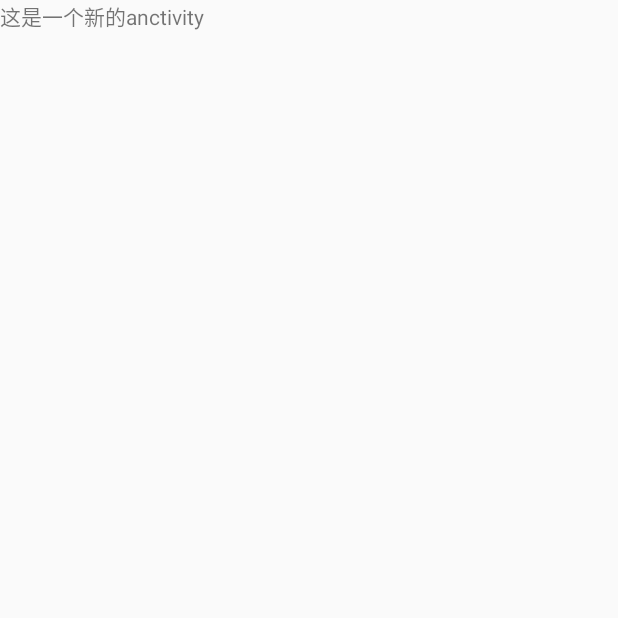
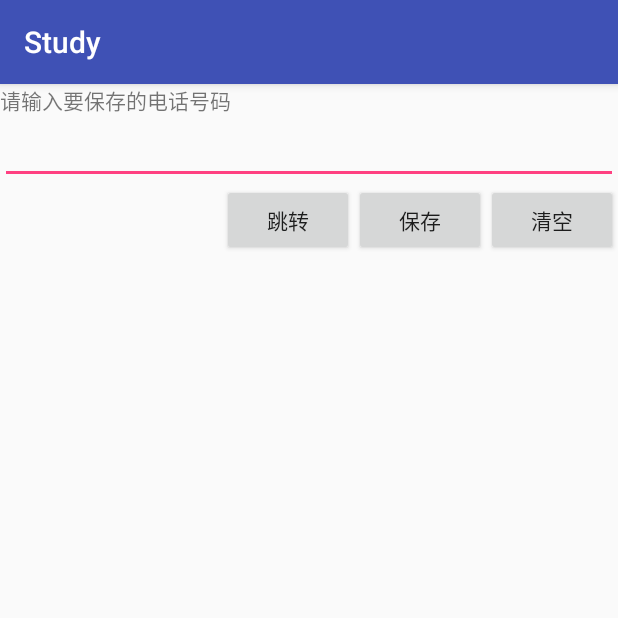
Before and after one commit to SCcurry/Study, an Android app: the screen it shows after launch (NewActivity before the commit, MainActivity after it), on a phone screen of 412 x 824 dp, the top half of it. Before the commit the part shown is almost empty. Run offline under Robolectric (Android 15) with nearby library versions, the phone set to English and light mode, and no system bars.

Commit message:
intent的基本用法

```diff
--- a/app/src/main/java/com/example/administrator/study/MainActivity.java
+++ b/app/src/main/java/com/example/administrator/study/MainActivity.java
@@ -1,17 +1,61 @@
 package com.example.administrator.study;
 
 
+import android.content.Intent;
 import android.support.v7.app.AppCompatActivity;
 import android.os.Bundle;
+import android.view.View;
+import android.widget.Button;
+import android.widget.TextView;
 
 public class MainActivity extends AppCompatActivity
 {
+
+    private Button btn_save;
+    private Button btn_clear;
+    private Button btn_jump;
+    private TextView tv;
     @Override
     protected void onCreate(Bundle savedInstanceState)
     {
         super.onCreate(savedInstanceState);
         //加载R.layout.activity_main的布局文件
         setContentView(R.layout.activity_main);
-        //一定要在AndroidMainifest.xml中声明
+
+        btn_save=(Button)findViewById(R.id.save);
+        btn_clear=(Button)findViewById(R.id.clear);
+        btn_jump=(Button)findViewById(R.id.jump);
+
+        tv=(TextView)findViewById(R.id.tv);
+        //给当前btn做监听
+        btn_save.setOnClickListener(new View.OnClickListener()
+        {
+            @Override
+            public void onClick(View view)
+            {
+                tv.setText("保存成功！");
+            }
+        });
+        btn_clear.setOnClickListener(new View.OnClickListener()
+        {
+            @Override
+            public void onClick(View view)
+            {
+                tv.setText("清除成功！");
+            }
+        });
+        btn_jump.setOnClickListener(new View.OnClickListener()
+        {
+            @Override
+            public void onClick(View view)
+            {
+                //intent必须实例化
+                Intent intent =new Intent(MainActivity.this,NewActivity.class);
+                //传值准备
+                intent.putExtra("name","第一次intent的实现,如果这个页面出来了，说明intent实现跳转传递数据你已经会了");
+                //开始跳转
+                startActivity(intent);
+            }
+        });
     }
 }
--- a/app/src/main/res/layout/activity_main.xml
+++ b/app/src/main/res/layout/activity_main.xml
@@ -7,12 +7,14 @@
     tools:context=".MainActivity" >
 
     <TextView
+        android:id="@+id/tv"
         android:layout_width="wrap_content"
         android:layout_height="wrap_content"
         android:text="请输入要保存的电话号码"/>
     <EditText
         android:layout_width="fill_parent"
         android:layout_height="wrap_content"/>
+
     <LinearLayout
         android:layout_width="fill_parent"
         android:layout_height="wrap_content"
@@ -21,12 +23,17 @@
         <Button
             android:layout_width="wrap_content"
             android:layout_height="wrap_content"
-
+            android:id="@+id/jump"
+            android:text="跳转"/>
+        <Button
+            android:layout_width="wrap_content"
+            android:layout_height="wrap_content"
+            android:id="@+id/save"
             android:text="保存"/>
         <Button
             android:layout_width="wrap_content"
             android:layout_height="wrap_content"
-
+            android:id="@+id/clear"
             android:text="清空"/>
     </LinearLayout>
 </LinearLayout>
--- a/app/src/main/res/layout/newactivity.xml
+++ b/app/src/main/res/layout/newactivity.xml
@@ -6,6 +6,6 @@
     <TextView
         android:id="@+id/textView"
         android:layout_width="match_parent"
-        android:layout_height="match_parent"
-        android:text="这是一个新的anctivity"/>
+        android:layout_height="match_parent"></TextView>
+
 </LinearLayout>
```
Also changed, not shown: app/src/main/AndroidManifest.xml (+4 -4 lines), app/src/main/java/com/example/administrator/study/NewActivity.java (+8 -1 lines).
